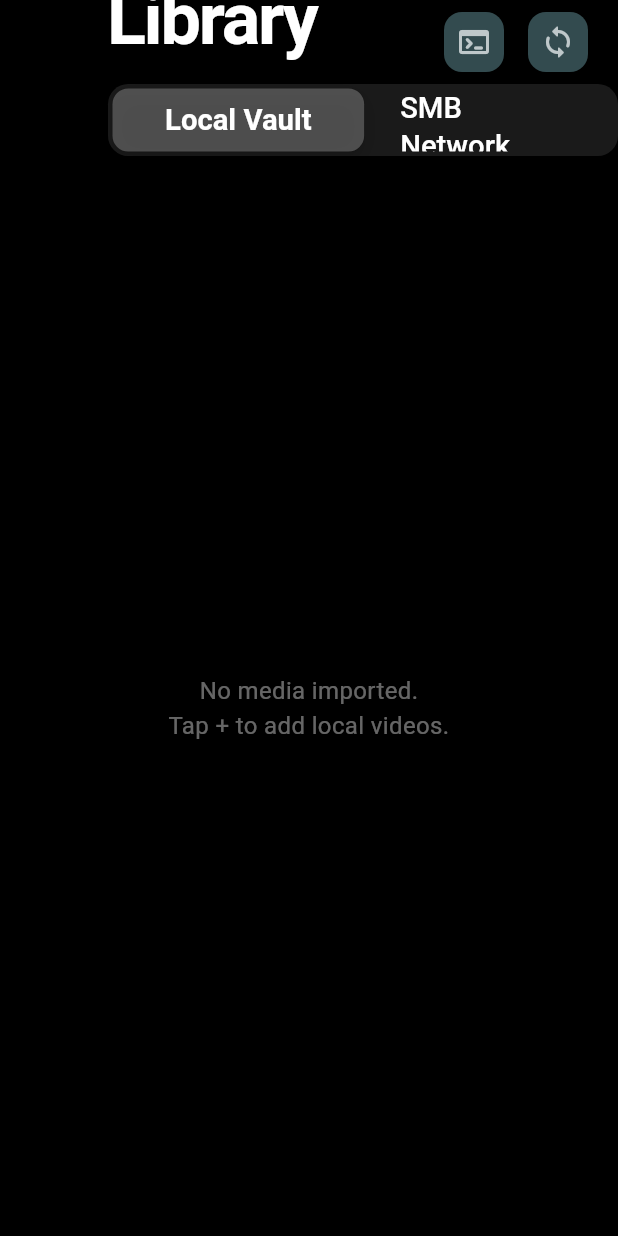
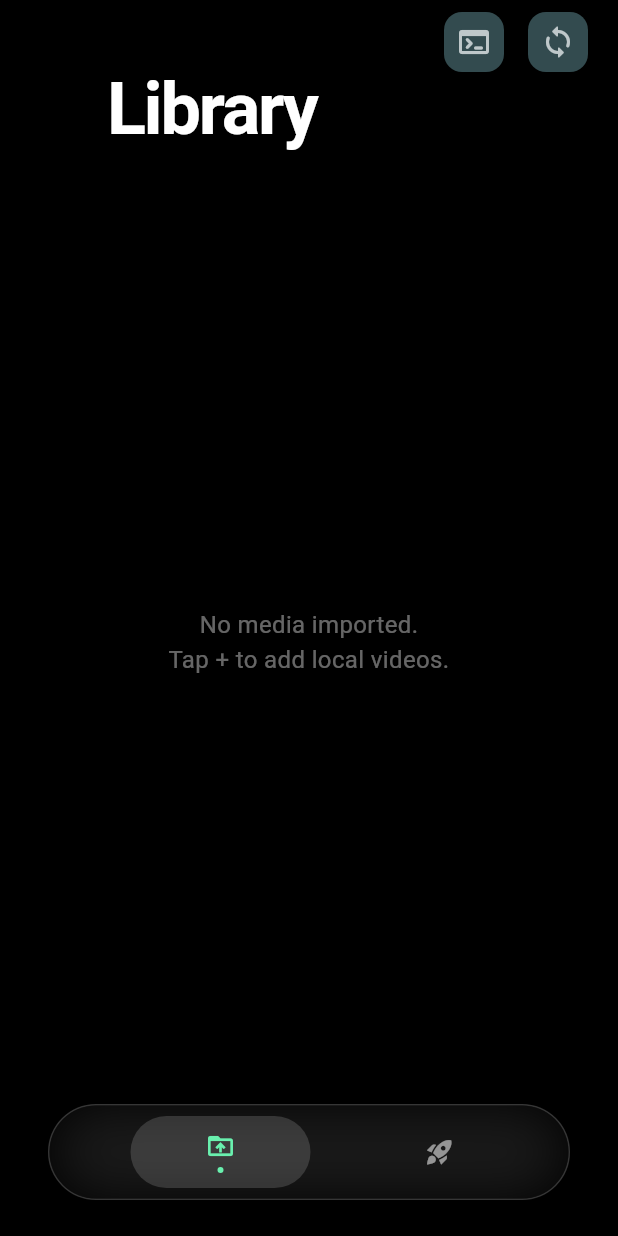
Before and after one commit to KYoiRyi/anivault, a Flutter app: the screen it shows after launch, on a phone screen of 412 x 824 dp. Run offline on Flutter 3.47's test engine with Material 3 defaults, Android fonts, the phone set to English and light mode, and no system bars; our stand-ins replace shared_preferences; missing offline and left inert: file_selector, media_kit, media_kit_video, smb_connect.

Commit message:
UI Overhaul: Frosted Glass BottomNav & Network File Preview Modal. Speed Limit Breaker for SMB Config.

```diff
--- a/lib/ui/home_screen.dart
+++ b/lib/ui/home_screen.dart
@@ -33,6 +33,9 @@ class _HomeScreenState extends State<HomeScreen> {
   void initState() {
     super.initState();
     _syncMedia();
+    _smbHostCtrl.text = SMBService().savedHost;
+    _smbUserCtrl.text = SMBService().savedUser;
+    _smbPassCtrl.text = SMBService().savedPass;
   }
 
   Future<void> _syncMedia() async {
@@ -173,11 +176,7 @@ class _HomeScreenState extends State<HomeScreen> {
             backgroundColor: Colors.black.withValues(alpha: 0.8),
             elevation: 0,
             flexibleSpace: FlexibleSpaceBar(
-              title: Column(
-                mainAxisSize: MainAxisSize.min,
-                crossAxisAlignment: CrossAxisAlignment.start,
-                children: [
-                   const Text(
+              title: const Text(
                 'Library',
                 style: TextStyle(
                   fontSize: 32,
@@ -185,35 +184,6 @@ class _HomeScreenState extends State<HomeScreen> {
                   letterSpacing: -1.0,
                   color: Colors.white,
                 ),
-                  ),
-                  const SizedBox(height: 8),
-                  SizedBox(
-                    width: 300,
-                    child: CupertinoSlidingSegmentedControl<NetworkMode>(
-                      backgroundColor: Colors.white10,
-                      thumbColor: Colors.white24,
-                      groupValue: _currentMode,
-                      children: const {
-                        NetworkMode.local: Padding(
-                          padding: EdgeInsets.symmetric(horizontal: 16),
-                          child: Text('Local Vault', style: TextStyle(color: Colors.white)),
-                        ),
-                        NetworkMode.smb: Padding(
-                          padding: EdgeInsets.symmetric(horizontal: 16),
-                          child: Text('SMB Network', style: TextStyle(color: Colors.white)),
-                        ),
-                      },
-                      onValueChanged: (mode) {
-                        if (mode != null) {
-                          setState(() => _currentMode = mode);
-                          if (mode == NetworkMode.smb && !SMBService().isConnected) {
-                            _showSMBDial();
-                          }
-                        }
-                      },
-                    ),
-                  )
-                ],
               ),
             ),
             actions: [
@@ -358,7 +328,7 @@ class _HomeScreenState extends State<HomeScreen> {
             )
           else
             SliverPadding(
-              padding: const EdgeInsets.symmetric(horizontal: 20.0, vertical: 8.0),
+              padding: const EdgeInsets.fromLTRB(20, 8, 20, 100),
               sliver: SliverList(
                 delegate: SliverChildBuilderDelegate(
                   (context, index) {
@@ -428,6 +398,62 @@ class _HomeScreenState extends State<HomeScreen> {
             ),
         ],
       ),
+      bottomNavigationBar: Container(
+        margin: const EdgeInsets.only(bottom: 24, left: 32, right: 32),
+        height: 64,
+        decoration: BoxDecoration(
+          color: Colors.white.withValues(alpha: 0.1),
+          borderRadius: BorderRadius.circular(32),
+          border: Border.all(color: Colors.white12),
+          boxShadow: [
+            BoxShadow(color: Colors.black.withValues(alpha: 0.5), blurRadius: 20, offset: const Offset(0, 10))
+          ],
+        ),
+        child: ClipRRect(
+          borderRadius: BorderRadius.circular(32),
+          child: BackdropFilter(
+            filter: ImageFilter.blur(sigmaX: 20, sigmaY: 20),
+            child: Row(
+              mainAxisAlignment: MainAxisAlignment.spaceEvenly,
+              children: [
+                _buildDockItem('Vault', Icons.drive_folder_upload, NetworkMode.local),
+                _buildDockItem('Network', Icons.rocket_launch, NetworkMode.smb),
+              ],
+            ),
+          ),
+        ),
+      ),
+    );
+  }
+
+  Widget _buildDockItem(String label, IconData icon, NetworkMode mode) {
+    final isSelected = _currentMode == mode;
+    return GestureDetector(
+      onTap: () => setState(() => _currentMode = mode),
+      behavior: HitTestBehavior.opaque,
+      child: AnimatedContainer(
+        duration: const Duration(milliseconds: 300),
+        curve: Curves.easeOutExpo,
+        width: isSelected ? 120 : 64,
+        height: 48,
+        decoration: BoxDecoration(
+          color: isSelected ? Colors.white.withValues(alpha: 0.15) : Colors.transparent,
+          borderRadius: BorderRadius.circular(24),
+        ),
+        child: Column(
+          mainAxisAlignment: MainAxisAlignment.center,
+          children: [
+            Icon(icon, color: isSelected ? Colors.greenAccent : Colors.white54, size: 20),
+            if (isSelected) ...[
+              const SizedBox(height: 4),
+              Container(
+                width: 4, height: 4,
+                decoration: const BoxDecoration(color: Colors.greenAccent, shape: BoxShape.circle),
+              )
+            ]
+          ],
+        ),
+      ),
     );
   }
 }
```
Also changed, not shown: lib/services/smb_service.dart (+49 -5 lines), lib/ui/smb_viewer.dart (+70 -19 lines). Lines whose indentation alone changed are shown as unchanged.
